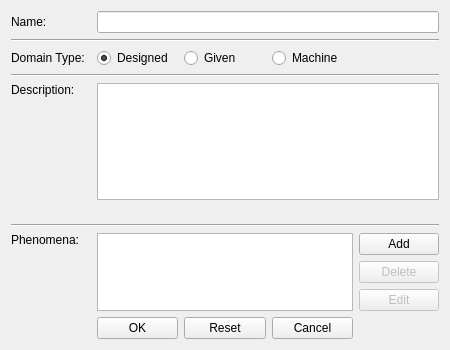
This is editdomain.ui in mtkloepf/ProF as Qt 5 draws it before an edit. The edited form follows.
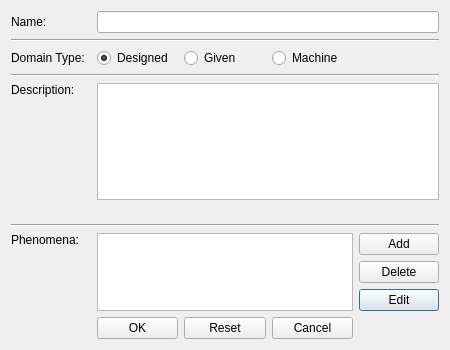
This is the edited form.

Commit message: Cleaned up names of some buttons in the .ui and removed unused signals/slots that I consolidated. I also added functionality to remove phenomena from the domains.

Patch:
```diff
--- a/editdomain.ui
+++ b/editdomain.ui
@@ -20,11 +20,14 @@
    <item row="17" column="5">
     <widget class="QPushButton" name="editPhenomena">
      <property name="enabled">
-      <bool>false</bool>
+      <bool>true</bool>
      </property>
      <property name="text">
       <string>Edit</string>
      </property>
+     <property name="checkable">
+      <bool>false</bool>
+     </property>
     </widget>
    </item>
    <item row="20" column="4">
@@ -133,7 +136,7 @@
    <item row="16" column="5">
     <widget class="QPushButton" name="deletePhenomena">
      <property name="enabled">
-      <bool>false</bool>
+      <bool>true</bool>
      </property>
      <property name="text">
       <string>Delete</string>
```
Left out of the diff: 6 changed lines with no effect on the pictures. The commit also changes 4 other files.
